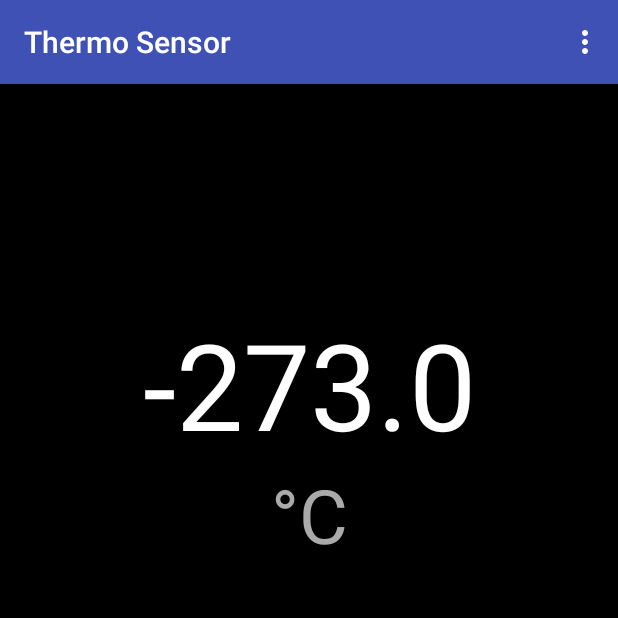
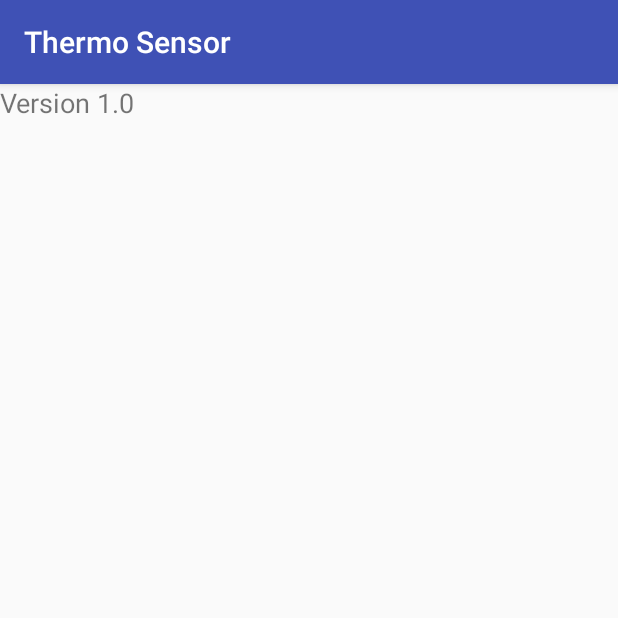
Before and after one commit to Th0masD/ThermoSensor, an Android app: the screen it shows after launch (MainActivity before the commit, About after it), in the options menu, after a tap on "About", on a phone screen of 412 x 824 dp, the top half of it. Run offline under Robolectric (Android 15) with nearby library versions, the phone set to English and light mode, and no system bars; 2 statements that could not run were skipped.

Commit message:
Added permissions

```diff
--- /dev/null
+++ b/app/src/main/java/com/thermosensor/About.java
@@ -0,0 +1,13 @@
+package com.thermosensor;
+
+import android.support.v7.app.AppCompatActivity;
+import android.os.Bundle;
+
+public class About extends AppCompatActivity {
+
+    @Override
+    protected void onCreate(Bundle savedInstanceState) {
+        super.onCreate(savedInstanceState);
+        setContentView(R.layout.activity_about);
+    }
+}
--- /dev/null
+++ b/app/src/main/java/com/thermosensor/CheckPermission.java
@@ -0,0 +1,83 @@
+package com.thermosensor;
+
+        import android.Manifest;
+        import android.app.Activity;
+        import android.content.Intent;
+        import android.content.pm.PackageManager;
+        import android.support.annotation.NonNull;
+        import android.support.v4.app.ActivityCompat;
+        import android.support.v4.content.ContextCompat;
+        import android.support.v7.app.AppCompatActivity;
+        import android.os.Bundle;
+        import android.view.View;
+        import android.widget.Button;
+        import android.widget.Toast;
+
+public class CheckPermission extends AppCompatActivity {
+
+    Button button;
+    @Override
+    protected void onCreate(Bundle savedInstanceState) {
+        super.onCreate(savedInstanceState);
+        setContentView(R.layout.activity_check_permission);
+
+
+
+        if (android.os.Build.VERSION.SDK_INT >= 23){
+
+            if(ReadMsgAllowed()){
+                //If permission is already having then showing the toast
+                Intent i = new Intent(this, MainActivity.class);
+                startActivity(i);
+                finish();
+            }
+            requestReadMsgPermission();
+        }
+        else {
+            Intent i = new Intent(this, MainActivity.class);
+            startActivity(i);
+            finish();
+        }
+
+    }
+
+
+    private void requestReadMsgPermission() {
+        if(ActivityCompat.shouldShowRequestPermissionRationale(this, Manifest.permission.RECORD_AUDIO));
+        ActivityCompat.requestPermissions(this,new String[]{Manifest.permission.RECORD_AUDIO},200);
+    }
+
+    @Override
+    public void onRequestPermissionsResult(int requestCode, @NonNull String[] permissions, @NonNull int[] grantResults) {
+        super.onRequestPermissionsResult(requestCode, permissions, grantResults);
+
+        if(requestCode==200)
+        {
+            if(grantResults.length>0&& grantResults[0]== PackageManager.PERMISSION_GRANTED)
+            {
+                Toast.makeText(getApplicationContext(),"Permission Granted",Toast.LENGTH_LONG).show();
+                Intent i = new Intent(this, MainActivity.class);
+                startActivity(i);
+                finish();
+            }
+            else
+            {
+                Toast.makeText(getApplicationContext(),"Permission Rejected",Toast.LENGTH_LONG).show();
+            }
+        }
+
+
+    }
+
+    private boolean ReadMsgAllowed() {
+        //Getting the permission status
+        int result = ContextCompat.checkSelfPermission(this, Manifest.permission.RECORD_AUDIO);
+
+        //If permission is granted returning true
+        if (result == PackageManager.PERMISSION_GRANTED)
+            return true;
+
+        //If permission is not granted returning false
+        return false;
+    }
+}
--- a/app/src/main/java/com/thermosensor/MainActivity.java
+++ b/app/src/main/java/com/thermosensor/MainActivity.java
@@ -178,6 +178,7 @@ public class MainActivity extends AppCompatActivity {
                 MyPreferencesActivity();
                 return true;
             case R.id.action_about:
+                About();
                 return true;
             default:
                 return super.onOptionsItemSelected(item);
@@ -190,6 +191,11 @@ public class MainActivity extends AppCompatActivity {
             Intent i = new Intent(MainActivity.this, MyPreferencesActivity.class);
             startActivity(i);
         }
+
+    private void About() {
+        Intent i = new Intent(MainActivity.this, About.class);
+        startActivity(i);
+    }
 
 
     @Override
--- /dev/null
+++ b/app/src/main/res/layout/activity_about.xml
@@ -0,0 +1,16 @@
+<?xml version="1.0" encoding="utf-8"?>
+<android.support.constraint.ConstraintLayout xmlns:android="http://schemas.android.com/apk/res/android"
+    xmlns:tools="http://schemas.android.com/tools"
+    android:layout_width="match_parent"
+    android:layout_height="match_parent"
+    tools:context=".About">
+
+    <TextView
+        android:id="@+id/textView"
+        android:layout_width="wrap_content"
+        android:layout_height="wrap_content"
+        android:text="Version 1.0"
+        android:textSize="18sp"
+        tools:layout_editor_absoluteX="0dp"
+        tools:layout_editor_absoluteY="1dp" />
+</android.support.constraint.ConstraintLayout>
```
Also changed, not shown: app/src/main/AndroidManifest.xml (+4 -3 lines), app/src/main/res/layout/activity_check_permission.xml (added, +11 -0 lines), 293 other files.
